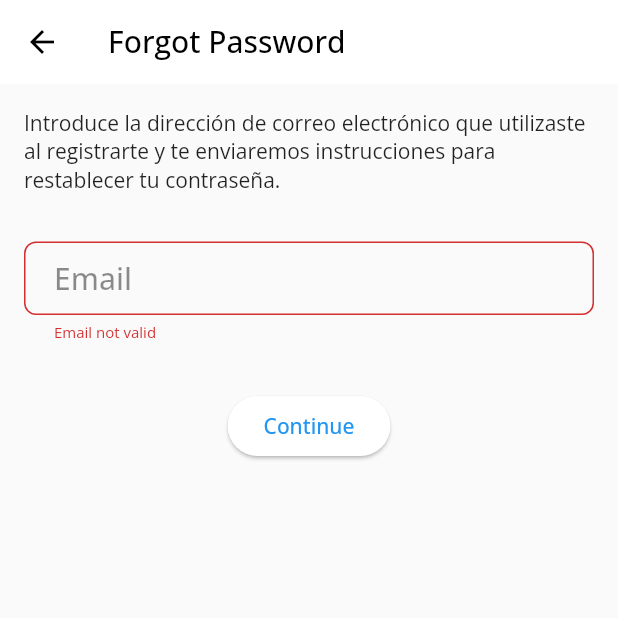
After one commit to Alvardud/IO_Extended_2023_GDG_La_Paz, a Flutter app: the ForgotPasswordScreen screen opened by its route, after a tap on "Continue", on a phone screen of 412 x 824 dp, the top half of it. The commit adds this screen. Run offline on Flutter 3.47's test engine with Material 2 defaults, Android fonts, the phone set to English and light mode, and no system bars; our stand-ins replace circular_countdown_timer, cloud_firestore, firebase_auth, firebase_core, flutter_svg, google_fonts and 2 more; missing offline and left inert: qr_code_scanner; accounts and stored records are empty.

Commit message:
forgot password complete

```diff
--- a/lib/src/config/init_app.dart
+++ b/lib/src/config/init_app.dart
@@ -24,6 +24,7 @@ class InitAppController {
 
   void initApp() async {
     //validar auth
+    // await Auth().signOut();
     final uid = Auth().getUid();
     if (uid == null) {
       navigatorKey.currentState?.pushNamedAndRemoveUntil(
--- a/lib/src/config/register_routes.dart
+++ b/lib/src/config/register_routes.dart
@@ -1,6 +1,7 @@
 import 'package:flutter/material.dart';
 import 'package:io_extended_2023_gdg_la_paz/src/config/routes.dart';
 import 'package:io_extended_2023_gdg_la_paz/src/ui/pages/agenda/agenda_page.dart';
+import 'package:io_extended_2023_gdg_la_paz/src/ui/pages/auth/forgot_password_screen.dart';
 import 'package:io_extended_2023_gdg_la_paz/src/ui/pages/auth/login_page.dart';
 import 'package:io_extended_2023_gdg_la_paz/src/ui/pages/home/home.dart';
 import 'package:io_extended_2023_gdg_la_paz/src/ui/pages/onboarding/onboarding_page.dart';
@@ -18,4 +19,5 @@ Map<String, Widget Function(BuildContext)> routes = {
   Routes.sponsors: (_) => const SponsorsPage(),
   Routes.trivias: (_) => const TriviasPage(),
   Routes.qrScanner:(_) => const QRScannerScreen(),
+  Routes.forgot: (_) => const ForgotPasswordScreen(),
 };
--- a/lib/src/config/routes.dart
+++ b/lib/src/config/routes.dart
@@ -1,4 +1,5 @@
 import 'package:io_extended_2023_gdg_la_paz/src/ui/pages/agenda/agenda_page.dart';
+import 'package:io_extended_2023_gdg_la_paz/src/ui/pages/auth/forgot_password_screen.dart';
 import 'package:io_extended_2023_gdg_la_paz/src/ui/pages/auth/login_page.dart';
 import 'package:io_extended_2023_gdg_la_paz/src/ui/pages/home/home.dart';
 import 'package:io_extended_2023_gdg_la_paz/src/ui/pages/onboarding/onboarding_page.dart';
@@ -17,4 +18,5 @@ class Routes {
   static const sponsors = SponsorsPage.route;
   static const trivias = TriviasPage.route;
   static const qrScanner = QRScannerScreen.route;
+  static const forgot = ForgotPasswordScreen.route;
 }
--- /dev/null
+++ b/lib/src/ui/pages/auth/forgot_password_screen.dart
@@ -0,0 +1,99 @@
+import 'package:flutter/material.dart';
+import 'package:io_extended_2023_gdg_la_paz/src/plugins/auth/auth.dart';
+
+import '../../../config/string_validator.dart';
+
+/// In this screen the user will write down his email he will be able to reset his password if his email exists
+class ForgotPasswordScreen extends StatefulWidget {
+  const ForgotPasswordScreen({Key? key}) : super(key: key);
+
+  static const String route = '/forgot_password';
+
+  @override
+  State<ForgotPasswordScreen> createState() => _ForgotPasswordScreenState();
+}
+
+class _ForgotPasswordScreenState extends State<ForgotPasswordScreen> {
+  final _formKey = GlobalKey<FormState>();
+
+  final _emailController = TextEditingController();
+  bool _loading = false;
+  @override
+  Widget build(BuildContext context) {
+    return Scaffold(
+      appBar: AppBar(
+        title: const Text('Forgot Password'),
+      ),
+      body: SingleChildScrollView(
+          child: Padding(
+        padding: const EdgeInsets.all(16.0),
+        child: Form(
+          key: _formKey,
+          child:
+              Column(crossAxisAlignment: CrossAxisAlignment.stretch, children: [
+            const Text(
+              'Introduce la dirección de correo electrónico que utilizaste al registrarte y te enviaremos instrucciones para restablecer tu contraseña.',
+            ),
+            const SizedBox(
+              height: 32,
+            ),
+            TextFormField(
+              controller: _emailController,
+              validator: (email) => validatorEmail(email!),
+              autovalidateMode: AutovalidateMode.onUserInteraction,
+              keyboardType: TextInputType.emailAddress,
+              autocorrect: false,
+              decoration: const InputDecoration(hintText: 'Email'),
+            ),
+            const SizedBox(
+              height: 32,
+            ),
+            AnimatedSwitcher(
+              duration: const Duration(milliseconds: 500),
+              child: _loading
+                  ? const Center(
+                      child: CircularProgressIndicator(),
+                    )
+                  : ElevatedButton(
+                      onPressed: () => _onContinue(context),
+                      child: const Text(
+                        'Continue',
+                      )),
+            ),
+          ]),
+        ),
+      )),
+    );
+  }
+
+  /// Method that sends an email to reset the password
+  void _onContinue(BuildContext context) async {
+    if (_formKey.currentState!.validate()) {
+      final email = _emailController.text.toString().trim();
+      setState(() {
+        _loading = true;
+      });
+
+      try {
+        await Auth().sendPasswordResetEmail(email);
+        Navigator.pop(context);
+      } catch (e) {
+        setState(() {
+          false;
+        });
+        AlertDialog(
+          title: const Text('Upsss'),
+          content: Text(e.toString()),
+          actions: [
+            TextButton(
+              onPressed: () => Navigator.pop(context),
+              child: const Text('Close'),
+            ),
+          ],
+        );
+      }
+    }
+  }
+
+  Future<void> verifyEmailBusiness() async {}
+}
--- a/lib/src/ui/pages/auth/login_page.dart
+++ b/lib/src/ui/pages/auth/login_page.dart
@@ -1,6 +1,7 @@
 import 'package:flutter/material.dart';
 import 'package:flutter_svg/svg.dart';
 import 'package:io_extended_2023_gdg_la_paz/src/models/user_auth.dart';
+import 'package:io_extended_2023_gdg_la_paz/src/ui/pages/auth/forgot_password_screen.dart';
 import 'package:io_extended_2023_gdg_la_paz/src/ui/pages/auth/login_service.dart';
 
 import '../../../config/string_validator.dart';
@@ -122,14 +123,14 @@ class _LoginPageState extends State<LoginPage> {
                   const SizedBox(
                     height: 8,
                   ),
-                  // TextButton(
-                  //     onPressed: _forgotPassword,
-                  //     child: const Text(
-                  //       'Forgot your password?',
-                  //       style: TextStyle(
-                  //         color: AppColors.black,
-                  //       ),
-                  //     ))
+                  TextButton(
+                      onPressed: _forgotPassword,
+                      child: const Text(
+                        'Olvidaste tu contraseña?',
+                        style: TextStyle(
+                          color:Colors.black,
+                        ),
+                      ))
                 ],
               ),
             ),
@@ -137,6 +138,10 @@ class _LoginPageState extends State<LoginPage> {
         ),
       ),
     );
+  }
+
+  void _forgotPassword(){
+    Navigator.pushNamed(context, ForgotPasswordScreen.route);
   }
 
   void _onTapLogin() async {
```
